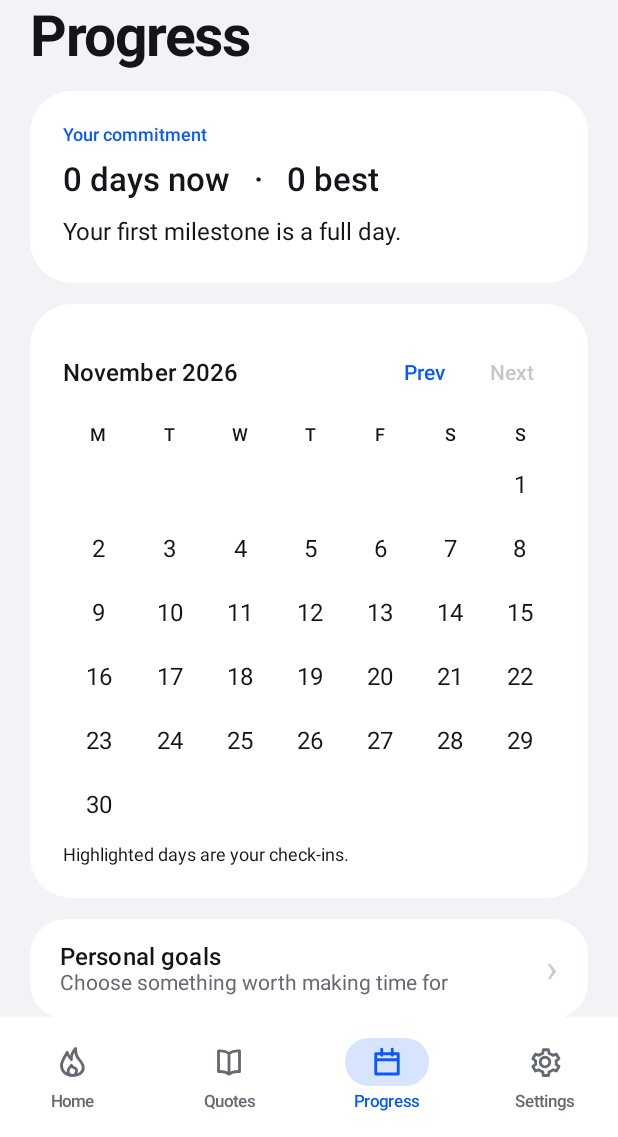
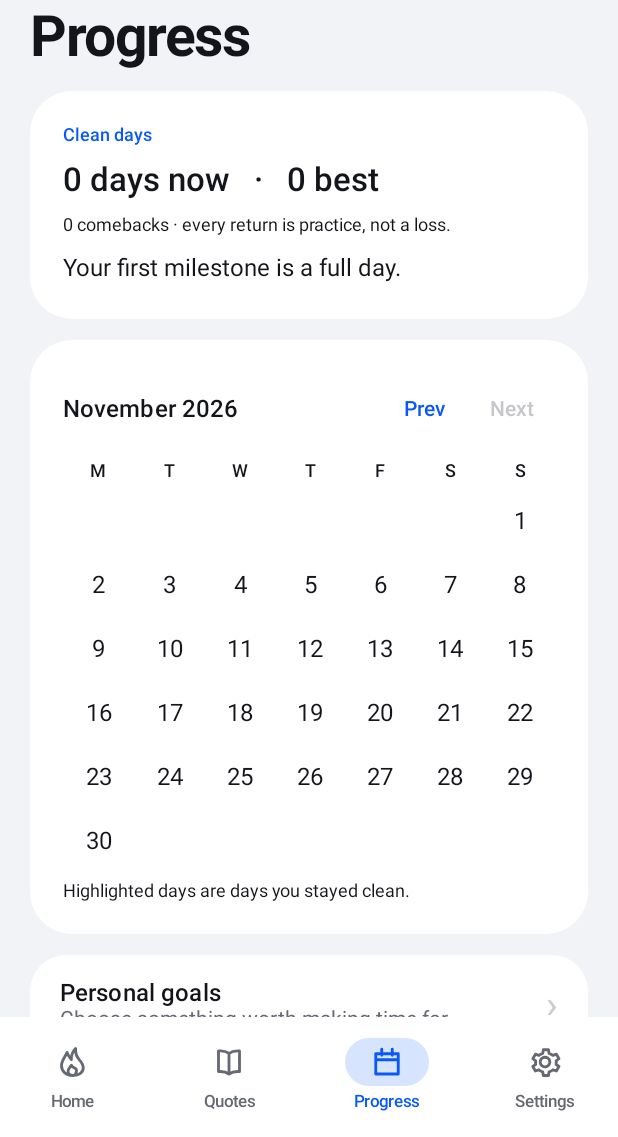
Before and after one commit to ddarknessbg22-creator/vigil-app, an Android app built with Jetpack Compose: the ProgressScreen screen opened through its navigation route, on a phone screen of 412 x 824 dp, the part 99-1236 px from its top. Run offline under Robolectric (Android 15) with nearby library versions, the phone set to English and light mode, and no system bars; our stand-ins replace Room's generated code.

Commit message:
Make it a clean-days journal: explicit pass/setback decisions, comeback motivation, max refresh

```diff
--- a/app/src/main/java/com/vigil/app/ui/VigilViewModel.kt
+++ b/app/src/main/java/com/vigil/app/ui/VigilViewModel.kt
@@ -27,6 +27,9 @@ class VigilViewModel(app:Application):AndroidViewModel(app){
     fun start(at:Long)=work("Your commitment starts here."){repo.start(at)}
     fun restart()=work("Your earlier progress is safe. This is a new beginning."){repo.restart()}
     fun reflect(note:String)=work("Today’s check-in is saved."){repo.reflect(note)}
+    fun checkIn(clean:Boolean,note:String,message:String?=null)=work(
+        message ?: if(clean) "Today is logged clean." else "Setback saved. This is a new start."
+    ){repo.markDay(clean,note)}
     fun goal(title:String)=work {repo.goal(title)}
     fun complete(g:Goal)=work {repo.dao.save(g.copy(complete=!g.complete))}
     fun seen(id:String)=work {repo.read(id)}
--- a/app/src/main/java/com/vigil/app/ui/home/HomeScreen.kt
+++ b/app/src/main/java/com/vigil/app/ui/home/HomeScreen.kt
@@ -48,6 +48,9 @@ fun HomeScreen(vm: VigilViewModel) {
 
     val entries by vm.entries.collectAsStateWithLifecycle()
     val check = remember(entries, today) { entries.firstOrNull { it.day == today.toString() } }
+    val best = runs.map { ((it.end ?: now) - it.start).coerceAtLeast(0) / 86_400_000 }.maxOrNull() ?: 0L
+    val nextTarget = listOf(7L, 14L, 30L, 60L, 90L, 180L, 365L)
+        .firstOrNull { it > best } ?: 365L
     val all by vm.quotes.collectAsStateWithLifecycle()
     val o by vm.options.collectAsStateWithLifecycle()
     val q = remember(all, today, time.hour, o.category) {
@@ -55,66 +58,74 @@ fun HomeScreen(vm: VigilViewModel) {
     }
     LaunchedEffect(q?.id) { q?.let { vm.seen(it.id) } }
 
-    var sheet by rememberSaveable { mutableStateOf(false) }
+    var deciding by rememberSaveable { mutableStateOf<Boolean?>(null) }
     val c = LocalContext.current
 
-    Page("Today", "V I G I L   /   ${today.format(DateTimeFormatter.ofPattern("EEE, d MMM"))}") {
-        StreakCard(
+    Page("Today", "V I G I L   /   Days clean · ${today.format(DateTimeFormatter.ofPattern("EEE, d MMM"))}") {
+        Text(
+            "One day at a time. No pornography, no gooning — just today.",
+            style = MaterialTheme.typography.bodySmall,
+            color = MaterialTheme.colorScheme.onSurfaceVariant
+        )
+
+        CleanCard(
             run = run,
             elapsed = elapsed,
             entries = entries,
             today = today,
-            best = runs.map { ((it.end ?: now) - it.start).coerceAtLeast(0) / 86_400_000 }.maxOrNull() ?: 0L,
+            best = best,
             onSetStart = { pickStart(c, vm::start) }
         )
 
+        TodayDecision(check) { deciding = it }
+
         q?.let { QuoteCard(it, if (time.hour in 5..17) "Morning note" else "Evening note") }
-
-        Button(
-            onClick = { if (run == null) pickStart(c, vm::start) else sheet = true },
-            modifier = Modifier.fillMaxWidth().heightIn(min = 54.dp),
-            shape = RoundedCornerShape(28.dp),
-            colors = ButtonDefaults.buttonColors(
-                containerColor = MaterialTheme.colorScheme.primary,
-                contentColor = Color.White
-            )
-        ) {
-            Text(
-                if (run == null) "Start my streak"
-                else if (check == null) "Check in for today"
-                else "View today’s check-in",
-                style = MaterialTheme.typography.titleSmall
-            )
-        }
     }
 
-    if (sheet) {
+    deciding?.let { clean ->
         var note by rememberSaveable { mutableStateOf(check?.note.orEmpty()) }
-        Sheet("A moment for today", { sheet = false }) {
+        Sheet(if (clean) "I passed today" else "I had a setback", { deciding = null }) {
             Text(
-                if (time.hour in 5..17) "What would you like to make room for today?"
-                else "What helped you stay close to your intention?",
+                if (clean) "You stayed clean today. Add a thought if you want to remember it."
+                else "You reached ${elapsed.toDays().coerceAtLeast(0)} days last time. That time is real and it stays yours. Your best is $best days — next marker $nextTarget. Begin again from now.",
                 style = MaterialTheme.typography.bodyMedium,
                 color = MaterialTheme.colorScheme.onSurfaceVariant
             )
             OutlinedTextField(
                 note, { note = it.take(4000) },
-                label = { Text("Private reflection (optional)") },
+                label = { Text("Private note (optional)") },
                 minLines = 3,
                 modifier = Modifier.fillMaxWidth()
             )
             Button(
-                onClick = { vm.reflect(note); sheet = false },
+                onClick = {
+                    vm.checkIn(
+                        clean,
+                        note,
+                        if (clean) "Today is logged clean."
+                        else "New start. Best $best days still yours — next marker $nextTarget."
+                    )
+                    deciding = null
+                },
                 modifier = Modifier.fillMaxWidth().heightIn(min = 52.dp),
-                shape = RoundedCornerShape(26.dp)
-            ) { Text(if (check == null) "Keep my commitment" else "Save reflection") }
+                shape = RoundedCornerShape(26.dp),
+                colors = ButtonDefaults.buttonColors(
+                    containerColor = if (clean) MaterialTheme.colorScheme.primary
+                    else MaterialTheme.colorScheme.error
+                )
+            ) {
+                Text(
+                    if (clean) "Save — I passed today" else "Save — begin again",
+                    color = Color.White
+                )
+            }
         }
     }
 }
 
-/** A streak, not a status banner: dark surface, flame, heavy number, week dots. */
+/** A clean-days counter, not a generic streak: purpose is in the surface itself. */
 @Composable
-private fun StreakCard(
+private fun CleanCard(
     run: com.vigil.app.data.room.Run?,
     elapsed: Duration,
     entries: List<Entry>,
@@ -123,17 +134,17 @@ private fun StreakCard(
     onSetStart: () -> Unit
 ) {
     val days = if (run == null) 0L else elapsed.toDays().coerceAtLeast(0)
-    val shown by animateIntAsState(days.toInt(), tween(900), label = "streakNumber")
+    val shown by animateIntAsState(days.toInt(), tween(900), label = "cleanDays")
     val nextMilestone = listOf(7L, 14L, 30L, 60L, 90L, 180L, 365L)
         .firstOrNull { it > days } ?: 365L
     val progress = (days.toFloat() / nextMilestone).coerceIn(0f, 1f)
-    val animatedProgress by animateFloatAsState(progress, spring(stiffness = 140f), label = "streakProgress")
+    val animatedProgress by animateFloatAsState(progress, spring(stiffness = 140f), label = "cleanProgress")
 
     var ready by remember { mutableStateOf(false) }
     LaunchedEffect(Unit) { ready = true }
-    val appear by animateFloatAsState(if (ready) 1f else 0.94f, tween(420), label = "streakAppear")
+    val appear by animateFloatAsState(if (ready) 1f else 0.94f, tween(420), label = "cleanAppear")
 
-    val dayKeys = remember(entries) { entries.map { it.day }.toSet() }
+    val dayKeys = remember(entries) { entries.filter { !it.setback }.map { it.day }.toSet() }
     val week = remember(today) { (6 downTo 0).map { today.minusDays(it.toLong()) } }
     val labels = listOf("M", "T", "W", "T", "F", "S", "S")
 
@@ -151,50 +162,45 @@ private fun StreakCard(
                     modifier = Modifier
                         .size(36.dp)
                         .clip(RoundedCornerShape(12.dp))
-                        .background(MaterialTheme.colorScheme.secondary.copy(alpha = 0.16f)),
+                        .background(MaterialTheme.colorScheme.primary.copy(alpha = 0.16f)),
                     contentAlignment = Alignment.Center
                 ) {
-                    Text("🔥", style = MaterialTheme.typography.titleMedium)
+                    Text("✓", style = MaterialTheme.typography.titleMedium, color = MaterialTheme.colorScheme.primary)
                 }
                 Spacer(Modifier.width(10.dp))
+                Column(Modifier.weight(1f)) {
                     Text(
-                    "Current streak",
+                        "Days clean",
                         style = MaterialTheme.typography.titleSmall,
-                    color = MaterialTheme.colorScheme.onSurfaceVariant,
-                    modifier = Modifier.weight(1f)
+                        color = MaterialTheme.colorScheme.onSurface
                     )
+                    Text(
+                        "without pornography or gooning",
+                        style = MaterialTheme.typography.labelSmall,
+                        color = MaterialTheme.colorScheme.onSurfaceVariant
+                    )
+                }
                 Surface(
                     shape = RoundedCornerShape(50),
-                    color = MaterialTheme.colorScheme.surfaceContainerHigh,
-                    modifier = Modifier.height(30.dp)
-                ) {
-                    Row(
-                        modifier = Modifier.padding(horizontal = 12.dp),
-                        verticalAlignment = Alignment.CenterVertically
+                    color = MaterialTheme.colorScheme.surfaceContainerHigh
                 ) {
                     Text(
                         "Best $best",
                         style = MaterialTheme.typography.labelSmall,
-                            color = MaterialTheme.colorScheme.onSurfaceVariant
+                        color = MaterialTheme.colorScheme.onSurfaceVariant,
+                        modifier = Modifier.padding(horizontal = 12.dp, vertical = 6.dp)
                     )
-                    }
                 }
             }
 
             Spacer(Modifier.height(14.dp))
 
-            Row(
-                verticalAlignment = Alignment.Bottom,
-                modifier = Modifier.fillMaxWidth()
-            ) {
+            Row(verticalAlignment = Alignment.Bottom, modifier = Modifier.fillMaxWidth()) {
                 Text(
                     if (run == null) "—" else shown.toString(),
                     style = VigilText.heroNumber.copy(
                         brush = Brush.linearGradient(
-                            listOf(
-                                MaterialTheme.colorScheme.primary,
-                                Color(0xFF7FC4FF)
-                            )
+                            listOf(MaterialTheme.colorScheme.primary, Color(0xFF7FC4FF))
                         )
                     )
                 )
@@ -209,9 +215,9 @@ private fun StreakCard(
 
             Text(
                 text = when {
-                    run == null -> "Every streak starts somewhere. Choose your beginning."
+                    run == null -> "Every clean run starts somewhere. Choose your beginning."
                     days < 1 -> "Today is day one. It counts."
-                    else -> "${elapsed.toHours() % 24} hours · ${elapsed.toMinutes() % 60} minutes into today"
+                    else -> "${elapsed.toHours() % 24} hours · ${elapsed.toMinutes() % 60} minutes clean today"
                 },
                 style = MaterialTheme.typography.bodySmall,
                 color = MaterialTheme.colorScheme.onSurfaceVariant
@@ -219,12 +225,9 @@ private fun StreakCard(
 
             Spacer(Modifier.height(18.dp))
 
-            Row(
-                modifier = Modifier.fillMaxWidth(),
-                horizontalArrangement = Arrangement.SpaceBetween
-            ) {
-                week.forEachIndexed { i, date ->
-                    val checked = dayKeys.contains(date.toString())
+            Row(modifier = Modifier.fillMaxWidth(), horizontalArrangement = Arrangement.SpaceBetween) {
+                week.forEach { date ->
+                    val marked = dayKeys.contains(date.toString())
                     val isToday = date == today
                     Column(horizontalAlignment = Alignment.CenterHorizontally) {
                         Text(
@@ -240,7 +243,7 @@ private fun StreakCard(
                                 .clip(RoundedCornerShape(10.dp))
                                 .background(
                                     when {
-                                        checked -> MaterialTheme.colorScheme.primary
+                                        marked -> MaterialTheme.colorScheme.primary
                                         isToday -> MaterialTheme.colorScheme.primary.copy(alpha = 0.22f)
                                         else -> MaterialTheme.colorScheme.surfaceContainerHighest
                                     }
@@ -251,13 +254,9 @@ private fun StreakCard(
             }
 
             Spacer(Modifier.height(18.dp))
-
-            Row(
-                modifier = Modifier.fillMaxWidth(),
-                horizontalArrangement = Arrangement.SpaceBetween
-            ) {
+            Row(modifier = Modifier.fillMaxWidth(), horizontalArrangement = Arrangement.SpaceBetween) {
                 Text(
-                    "Next marker  ·  $nextMilestone days",
+                    "Next marker · $nextMilestone days",
                     style = MaterialTheme.typography.labelSmall,
                     color = MaterialTheme.colorScheme.onSurfaceVariant
                 )
@@ -269,23 +268,15 @@ private fun StreakCard(
             }
             Spacer(Modifier.height(8.dp))
             Box(
-                modifier = Modifier
-                    .fillMaxWidth()
-                    .height(8.dp)
-                    .clip(RoundedCornerShape(50))
+                modifier = Modifier.fillMaxWidth().height(8.dp).clip(RoundedCornerShape(50))
                     .background(MaterialTheme.colorScheme.surfaceContainerHighest)
             ) {
                 Box(
-                    modifier = Modifier
-                        .fillMaxWidth(animatedProgress)
-                        .height(8.dp)
+                    modifier = Modifier.fillMaxWidth(animatedProgress).height(8.dp)
                         .clip(RoundedCornerShape(50))
                         .background(
                             Brush.horizontalGradient(
-                                listOf(
-                                    MaterialTheme.colorScheme.primary,
-                                    Color(0xFF7FC4FF)
-                                )
+                                listOf(MaterialTheme.colorScheme.primary, Color(0xFF7FC4FF))
                             )
                         )
                 )
@@ -300,3 +291,63 @@ private fun StreakCard(
         }
     }
 }
+
+@Composable
+private fun TodayDecision(check: Entry?, onDecide: (Boolean) -> Unit) {
+    Surface(
+        shape = RoundedCornerShape(24.dp),
+        color = MaterialTheme.colorScheme.surfaceContainer,
+        modifier = Modifier.fillMaxWidth()
+    ) {
+        Column(Modifier.fillMaxWidth().padding(18.dp)) {
+            Text(
+                "Today’s decision",
+                style = MaterialTheme.typography.titleSmall,
+                color = MaterialTheme.colorScheme.onSurface
+            )
+            Spacer(Modifier.height(4.dp))
+            Text(
+                when {
+                    check == null -> "Be honest with yourself. Either answer moves you forward."
+                    check.setback -> "Logged as a setback. You can change it if that was wrong."
+                    else -> "Logged clean. You can change it if that was wrong."
+                },
+                style = MaterialTheme.typography.bodySmall,
+                color = MaterialTheme.colorScheme.onSurfaceVariant
+            )
+            Spacer(Modifier.height(14.dp))
+            Row(modifier = Modifier.fillMaxWidth(), horizontalArrangement = Arrangement.spacedBy(10.dp)) {
+                Button(
+                    onClick = { onDecide(true) },
+                    modifier = Modifier.weight(1f).heightIn(min = 50.dp),
+                    shape = RoundedCornerShape(25.dp),
+                    colors = ButtonDefaults.buttonColors(
+                        containerColor = MaterialTheme.colorScheme.primary,
+                        contentColor = Color.White
+                    )
+                ) { Text("I passed today", style = MaterialTheme.typography.labelLarge) }
+
+                OutlinedButton(
+                    onClick = { onDecide(false) },
+                    modifier = Modifier.weight(1f).heightIn(min = 50.dp),
+                    shape = RoundedCornerShape(25.dp),
+                    colors = ButtonDefaults.outlinedButtonColors(
+                        contentColor = MaterialTheme.colorScheme.error
+                    ),
+                    border = ButtonDefaults.outlinedButtonBorder.copy(
+                        width = 1.dp,
+                        brush = androidx.compose.ui.graphics.SolidColor(
+                            MaterialTheme.colorScheme.error.copy(alpha = 0.5f)
+                        )
+                    )
+                ) { Text("I had a setback", style = MaterialTheme.typography.labelLarge) }
+            }
+            Text(
+                "A setback is a new start, not a judgement.",
+                style = MaterialTheme.typography.labelSmall,
+                color = MaterialTheme.colorScheme.onSurfaceVariant,
+                modifier = Modifier.padding(top = 10.dp)
+            )
+        }
+    }
+}
--- a/app/src/main/java/com/vigil/app/ui/main/MainActivity.kt
+++ b/app/src/main/java/com/vigil/app/ui/main/MainActivity.kt
@@ -1,6 +1,7 @@
 package com.vigil.app.ui.main
 
 import android.os.Bundle
+import android.view.WindowManager
 import androidx.activity.ComponentActivity
 import androidx.activity.compose.setContent
 import androidx.activity.enableEdgeToEdge
@@ -10,6 +11,22 @@ class MainActivity : ComponentActivity() {
     override fun onCreate(savedInstanceState: Bundle?) {
         super.onCreate(savedInstanceState)
         enableEdgeToEdge()
+        useMaxRefreshRate()
         setContent { VigilApp() }
     }
+
+    /** Ask the window for the display's highest available refresh rate. */
+    @Suppress("DEPRECATION")
+    private fun useMaxRefreshRate() {
+        val display = window.windowManager.defaultDisplay ?: return
+        val modes = display.supportedModes
+        if (modes.isEmpty()) return
+
+        val max = modes.maxOf { it.refreshRate }
+        val rates = modes.map { it.refreshRate }.distinct().toFloatArray()
+        val params: WindowManager.LayoutParams = window.attributes
+        params.preferredRefreshRate = max
+        params.supportedRefreshRates = rates
+        window.attributes = params
+    }
 }
--- a/app/src/main/java/com/vigil/app/ui/progress/ProgressScreen.kt
+++ b/app/src/main/java/com/vigil/app/ui/progress/ProgressScreen.kt
@@ -18,9 +18,9 @@ import java.time.format.DateTimeFormatter
 
 @Composable fun ProgressScreen(vm:VigilViewModel){val now by vm.clock.collectAsStateWithLifecycle();val runs by vm.runs.collectAsStateWithLifecycle();val entries by vm.entries.collectAsStateWithLifecycle();val goals by vm.goals.collectAsStateWithLifecycle();val today=Instant.ofEpochMilli(now).atZone(ZoneId.systemDefault()).toLocalDate();val active=runs.firstOrNull { it.end==null }?.elapsed(now)?.toDays()?:0L;val best=runs.maxOfOrNull { it.elapsed(now).toDays() }?:0L;var month by rememberSaveable { mutableStateOf(YearMonth.from(today).toString()) };val m=YearMonth.parse(month);val days=remember(entries){entries.map { it.day }.toSet()};var sheet by rememberSaveable { mutableStateOf("") }
     Page("Progress","V I G I L    /    Your journal"){
-        Panel {Kicker("Your commitment");Text("$active days now   ·   $best best",style=MaterialTheme.typography.headlineSmall);Text(milestones.lastOrNull { best>=it }?.let { "$it-day milestone reached. That time is yours to keep." }?:"Your first milestone is a full day.")}
-        Panel {Row(verticalAlignment=Alignment.CenterVertically){Text(m.format(DateTimeFormatter.ofPattern("MMMM yyyy")),Modifier.weight(1f),style=MaterialTheme.typography.titleMedium);TextButton(onClick={month=m.minusMonths(1).toString()}){Text("Prev")};TextButton(enabled=m<YearMonth.from(today),onClick={month=m.plusMonths(1).toString()}){Text("Next")}};Row {listOf("M","T","W","T","F","S","S").forEach { Text(it,Modifier.weight(1f),textAlign=TextAlign.Center,style=MaterialTheme.typography.labelMedium) }};val offset=m.atDay(1).dayOfWeek.value-1;repeat((offset+m.lengthOfMonth()+6)/7){w->Row {repeat(7){d->val n=w*7+d-offset+1;val valid=n in 1..m.lengthOfMonth();val marked=valid && m.atDay(n).toString() in days;Box(Modifier.weight(1f).padding(1.dp).heightIn(min=30.dp).background(if(marked)MaterialTheme.colorScheme.primaryContainer else androidx.compose.ui.graphics.Color.Transparent,CircleShape),contentAlignment=Alignment.Center){if(valid)Text(n.toString(),color=if(marked)MaterialTheme.colorScheme.onPrimaryContainer else MaterialTheme.colorScheme.onSurface)}}}};Text("Highlighted days are your check-ins.",style=MaterialTheme.typography.bodySmall)}
-        ActionRow("Personal goals",goals.firstOrNull { !it.complete }?.title?:"Choose something worth making time for"){sheet="Personal goals"};ActionRow("Journal history","${days.size} days checked in"){sheet="Journal history"};ActionRow("Streak history","Milestones and past commitments"){sheet="Streak history"}
+        Panel {Kicker("Clean days");Text("$active days now   ·   $best best",style=MaterialTheme.typography.headlineSmall);Text("${(runs.size-1).coerceAtLeast(0)} comeback${if((runs.size-1).coerceAtLeast(0)==1) "" else "s"} · every return is practice, not a loss.",style=MaterialTheme.typography.bodySmall);Text(milestones.lastOrNull { best>=it }?.let { "$it-day milestone reached. That time is yours to keep." }?:"Your first milestone is a full day.")}
+        Panel {Row(verticalAlignment=Alignment.CenterVertically){Text(m.format(DateTimeFormatter.ofPattern("MMMM yyyy")),Modifier.weight(1f),style=MaterialTheme.typography.titleMedium);TextButton(onClick={month=m.minusMonths(1).toString()}){Text("Prev")};TextButton(enabled=m<YearMonth.from(today),onClick={month=m.plusMonths(1).toString()}){Text("Next")}};Row {listOf("M","T","W","T","F","S","S").forEach { Text(it,Modifier.weight(1f),textAlign=TextAlign.Center,style=MaterialTheme.typography.labelMedium) }};val offset=m.atDay(1).dayOfWeek.value-1;repeat((offset+m.lengthOfMonth()+6)/7){w->Row {repeat(7){d->val n=w*7+d-offset+1;val valid=n in 1..m.lengthOfMonth();val marked=valid && m.atDay(n).toString() in days;Box(Modifier.weight(1f).padding(1.dp).heightIn(min=30.dp).background(if(marked)MaterialTheme.colorScheme.primaryContainer else androidx.compose.ui.graphics.Color.Transparent,CircleShape),contentAlignment=Alignment.Center){if(valid)Text(n.toString(),color=if(marked)MaterialTheme.colorScheme.onPrimaryContainer else MaterialTheme.colorScheme.onSurface)}}}};Text("Highlighted days are days you stayed clean.",style=MaterialTheme.typography.bodySmall)}
+        ActionRow("Personal goals",goals.firstOrNull { !it.complete }?.title?:"Choose something worth making time for"){sheet="Personal goals"};ActionRow("Journal history","${days.size} days logged"){sheet="Journal history"};ActionRow("Streak history","Milestones and past clean runs"){sheet="Streak history"}
     }
-    if(sheet!="")Sheet(sheet,{sheet=""}){when(sheet){"Personal goals"->{var title by rememberSaveable { mutableStateOf("") };OutlinedTextField(title,{title=it.take(200)},label={Text("One intention")});Button(enabled=title.isNotBlank(),onClick={vm.goal(title);title=""}){Text("Add goal")};goals.forEach { g->ActionRow(g.title,if(g.complete)"Completed · tap to reopen" else "Active · tap to complete"){vm.complete(g)} }};"Journal history"->{if(entries.isEmpty())Text("Your reflections will appear here after a check-in.");var limit by remember { mutableIntStateOf(20) };entries.take(limit).forEach { Kicker(it.day);Text(it.note.ifBlank { "Checked in" });if(it.setback)Text("A new start",style=MaterialTheme.typography.labelSmall) };if(limit<entries.size)TextButton(onClick={limit+=20}){Text("Show more")}};else->{Text("Earned milestones: "+milestones.filter { it<=best }.joinToString { "$it days" }.ifBlank { "None yet" });if(runs.isEmpty())Text("Set your starting date on Home.");runs.forEach { r->Text("${dateLabel(r.start)} — ${r.end?.let(::dateLabel)?:"today"}");Text("${r.elapsed(now).toDays()} days · ${r.elapsed(now).toHours()%24} hours",style=MaterialTheme.typography.bodyMedium) }}}}
+    if(sheet!="")Sheet(sheet,{sheet=""}){when(sheet){"Personal goals"->{var title by rememberSaveable { mutableStateOf("") };OutlinedTextField(title,{title=it.take(200)},label={Text("One intention")});Button(enabled=title.isNotBlank(),onClick={vm.goal(title);title=""}){Text("Add goal")};goals.forEach { g->ActionRow(g.title,if(g.complete)"Completed · tap to reopen" else "Active · tap to complete"){vm.complete(g)} }};"Journal history"->{if(entries.isEmpty())Text("Your outcomes will appear here after your first daily decision.");var limit by remember { mutableIntStateOf(20) };entries.take(limit).forEach { Kicker(it.day);Text(it.note.ifBlank { "Passed clean" });if(it.setback)Text("A new start",style=MaterialTheme.typography.labelSmall) };if(limit<entries.size)TextButton(onClick={limit+=20}){Text("Show more")}};else->{Text("Earned milestones: "+milestones.filter { it<=best }.joinToString { "$it days" }.ifBlank { "None yet" });if(runs.isEmpty())Text("Set your starting date on Home.");runs.forEach { r->Text("${dateLabel(r.start)} — ${r.end?.let(::dateLabel)?:"today"}");Text("${r.elapsed(now).toDays()} days · ${r.elapsed(now).toHours()%24} hours",style=MaterialTheme.typography.bodyMedium) }}}}
 }
```
Also changed, not shown: app/src/main/java/com/vigil/app/data/VigilRepository.kt (+27 -0 lines), app/src/main/java/com/vigil/app/ui/settings/SettingsScreen.kt (+1 -1 lines). Lines whose indentation alone changed are shown as unchanged.
